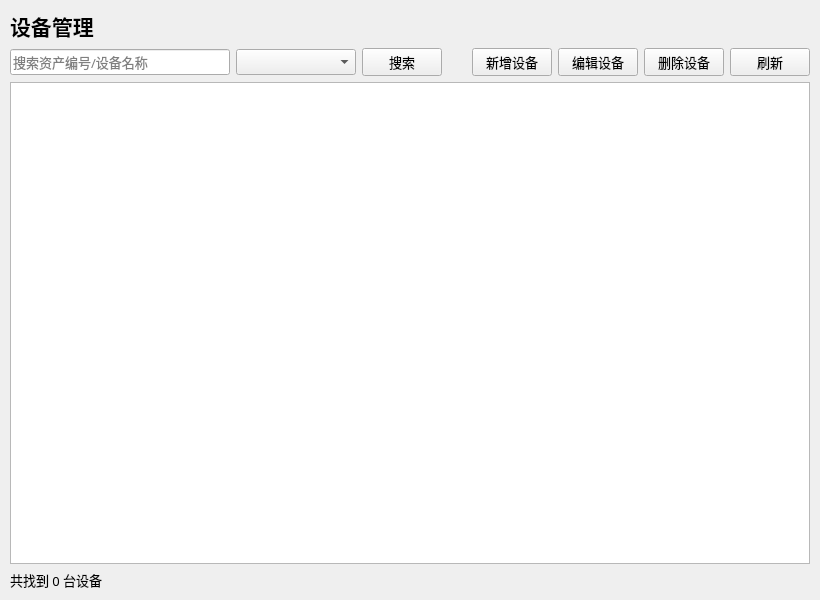
This is module_equipment/equipmentpage.ui in Urruna/LabAssetManager as Qt 5 draws it before an edit. The edited form follows.
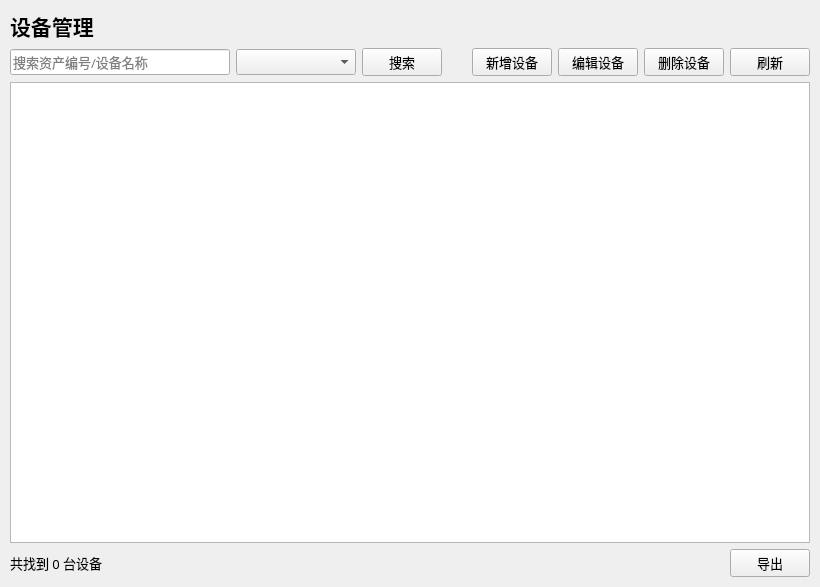
This is the edited form.

The edit to the form file:
```diff
--- a/module_equipment/equipmentpage.ui
+++ b/module_equipment/equipmentpage.ui
@@ -7,7 +7,7 @@
     <x>0</x>
     <y>0</y>
     <width>820</width>
-    <height>600</height>
+    <height>587</height>
    </rect>
   </property>
   <property name="font">
@@ -172,6 +172,13 @@
        </property>
       </spacer>
      </item>
+     <item>
+      <widget class="QPushButton" name="btn_export_equipment">
+       <property name="text">
+        <string>导出</string>
+       </property>
+      </widget>
+     </item>
     </layout>
    </item>
   </layout>
```
Left out of the diff: 7 changed lines with no effect on the pictures.
